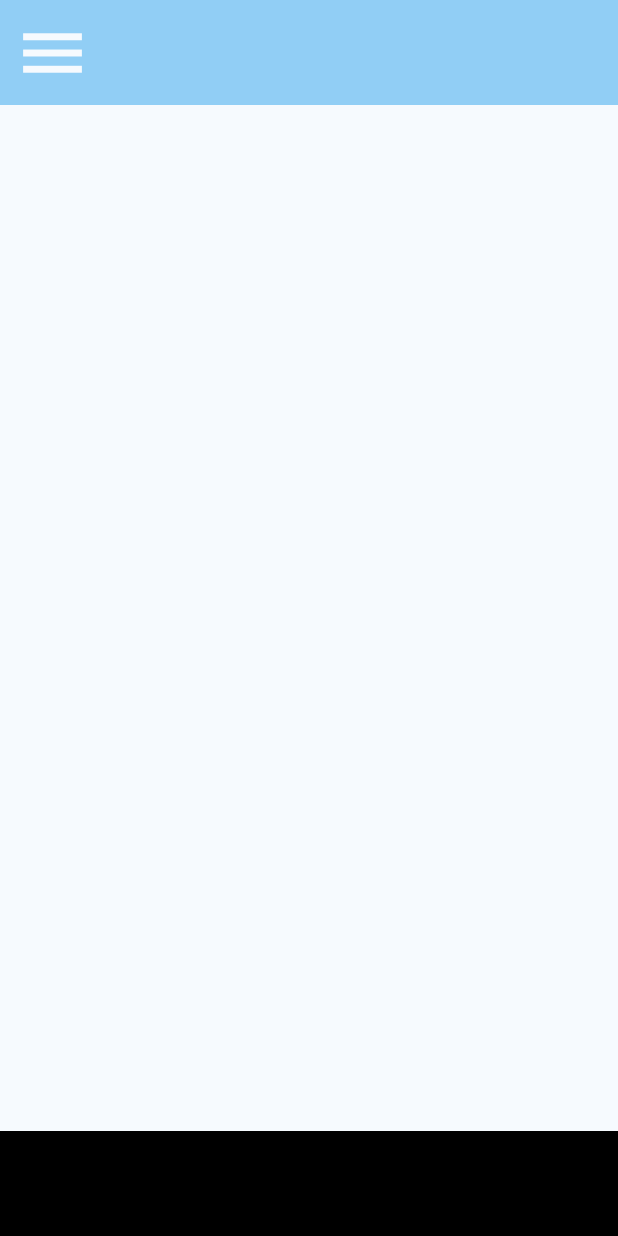
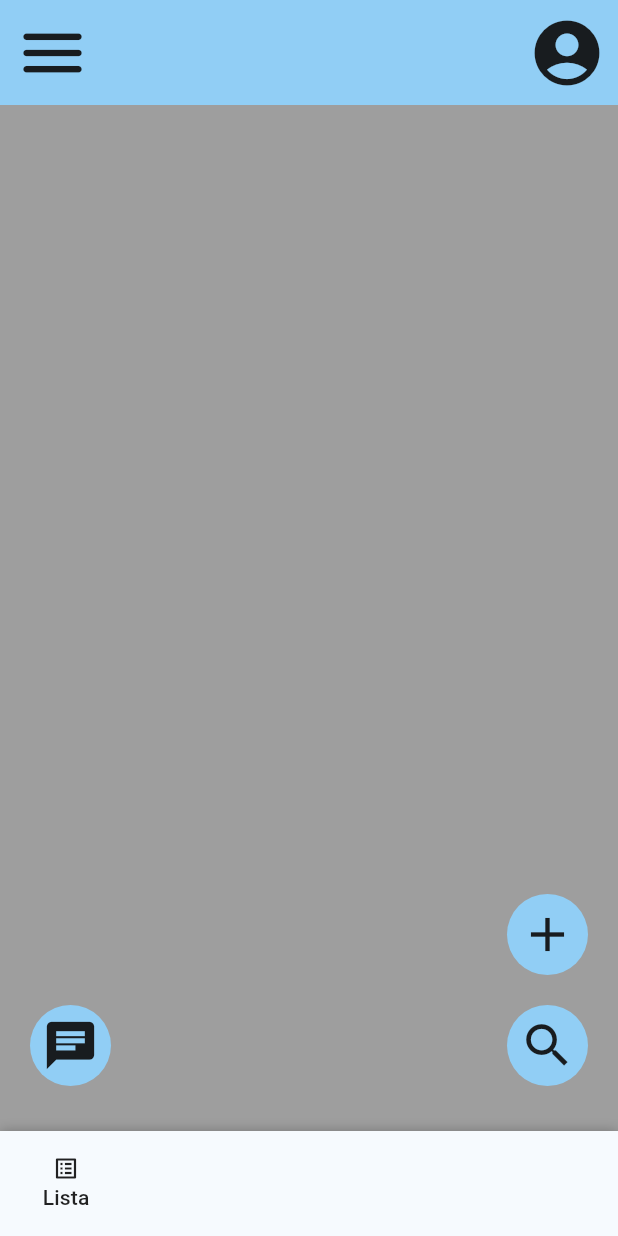
Before and after one commit to Felipe-TM/buscar-flutter, a Flutter app: the screen it shows after launch, on a phone screen of 412 x 824 dp. Run offline on Flutter 3.47's test engine with Material 3 defaults, Android fonts, the phone set to English and light mode, and no system bars; missing offline and left inert: inner_shadow_widget; Roboto replaces fonts that are missing (Istok Web).

Commit message:
main page update

```diff
--- a/lib/Widgets/Login/custom_filled_button.dart
+++ b/lib/Widgets/Login/custom_filled_button.dart
@@ -34,8 +34,8 @@ class _CustomFilledButtonState extends State<CustomFilledButton> {
                 borderRadius:
                     BorderRadiusDirectional.all(Radius.circular(10.0)))),
             fixedSize: MaterialStatePropertyAll(widget.size),
-            foregroundColor:
-                const MaterialStatePropertyAll<Color>(Colors.white),
+            foregroundColor: MaterialStatePropertyAll<Color>(
+                Theme.of(context).colorScheme.background),
             backgroundColor: MaterialStatePropertyAll<Color>(
                 Theme.of(context).colorScheme.inversePrimary)),
         child: widget.chield,
--- a/lib/main.dart
+++ b/lib/main.dart
@@ -1,6 +1,6 @@
+import 'package:buscar/widgets/login_page.dart';
 import 'package:buscar/widgets/main_page.dart';
 import 'package:flutter/material.dart';
-import 'widgets/login_page.dart';
 
 void main() {
   runApp(const MyApp());
@@ -20,7 +20,7 @@ class MyApp extends StatelessWidget {
         theme: ThemeData(
             fontFamily: 'Istok Web',
             colorScheme: ColorScheme.fromSeed(
-              seedColor: const Color.fromARGB(255, 219, 238, 253),
+              seedColor: Color.fromARGB(255, 219, 238, 253),
               brightness: Brightness.light,
             )));
   }
--- a/lib/widgets/main_page.dart
+++ b/lib/widgets/main_page.dart
@@ -1,4 +1,3 @@
-import 'package:buscar/widgets/login_page.dart';
 import 'package:flutter/material.dart';
 
 class MainPage extends StatelessWidget {
@@ -10,20 +9,134 @@ class MainPage extends StatelessWidget {
       appBar: AppBar(
         toolbarHeight: 70,
         backgroundColor: Theme.of(context).colorScheme.inversePrimary,
-        foregroundColor: Theme.of(context).colorScheme.background,
+        foregroundColor: Theme.of(context).colorScheme.onBackground,
         leadingWidth: 70,
         leading: IconButton(
           iconSize: 52,
           onPressed: () {},
-          icon: const Icon(Icons.menu),
+          icon: const Icon(Icons.menu_rounded),
         ),
+        actions: [
+          IconButton(
+            onPressed: () {},
+            icon: const Icon(Icons.account_circle),
+            iconSize: 52,
+          )
+        ],
       ),
+      body: Stack(alignment: Alignment.bottomCenter, children: [
+        Container(
+          color: Colors.grey,
+        ),
+        Positioned(
+            left: 20,
+            bottom: 30,
+            child: CustomIconButton(
+              onPressed: () {},
+              icon: const Icon(Icons.chat),
+            )),
+        Positioned(
+          right: 20,
+          bottom: 30,
+          child: Column(
+            children: [
+              Padding(
+                padding: const EdgeInsets.only(bottom: 20),
+                child: CustomIconButton(
+                  onPressed: () {},
+                  icon: const Icon(Icons.add),
+                ),
+              ),
+              CustomIconButton(
+                onPressed: () {},
+                icon: const Icon(Icons.search),
+              ),
+            ],
+          ),
+        ),
+      ]),
       bottomNavigationBar: SizedBox(
         height: 70,
         child: Container(
-          color: Colors.black,
+          decoration: BoxDecoration(
+              color: Theme.of(context).colorScheme.background,
+              boxShadow: const [
+                BoxShadow(color: Colors.black26, blurRadius: 6)
+              ]),
+          child: Row(
+            children: [
+              TextButton(
+                  style: TextButton.styleFrom(
+                    foregroundColor: Colors.black87,
+                    minimumSize: Size(88, 88),
+                    padding: const EdgeInsets.symmetric(horizontal: 16),
+                    shape: const RoundedRectangleBorder(
+                      borderRadius: BorderRadius.all(Radius.circular(2)),
+                    ),
+                  ),
+                  onPressed: () {},
+                  child: Column(
+                      mainAxisAlignment: MainAxisAlignment.center,
+                      children: [Icon(Icons.list_alt), Text('Lista')])),
+            ],
+          ),
         ),
       ),
     );
   }
 }
+
+class CustomIconButton extends StatelessWidget {
+  final Function() onPressed;
+  final Icon icon;
+  final double? size;
+
+  const CustomIconButton(
+      {super.key, required this.onPressed, required this.icon, this.size = 38});
+
+  @override
+  Widget build(BuildContext context) {
+    return IconButton.filled(
+      onPressed: onPressed,
+      icon: icon,
+      iconSize: size,
+      color: Theme.of(context).colorScheme.onBackground,
+      style: ButtonStyle(
+          backgroundColor: MaterialStatePropertyAll<Color>(
+              Theme.of(context).colorScheme.inversePrimary)),
+    );
+  }
+}
+
+class FlatTextButton extends StatelessWidget {
+  final Function() onPressed;
+  final Icon icon;
+  final Widget label;
+  final double width;
+  final double height;
+
+  const FlatTextButton(
+      {super.key,
+      required this.onPressed,
+      required this.label,
+      this.width = 88,
+      this.height = 88,
+      required this.icon});
+
+  @override
+  Widget build(BuildContext context) {
+    return TextButton(
+        style: TextButton.styleFrom(
+          foregroundColor: Colors.black87,
+          minimumSize: Size(width, height),
+          padding: const EdgeInsets.symmetric(horizontal: 16),
+          shape: const RoundedRectangleBorder(
+            borderRadius: BorderRadius.all(Radius.circular(2)),
+          ),
+        ),
+        onPressed: () {},
+        child: Column(
+            mainAxisAlignment: MainAxisAlignment.center,
+            children: [icon, label]));
+  }
+}
```
